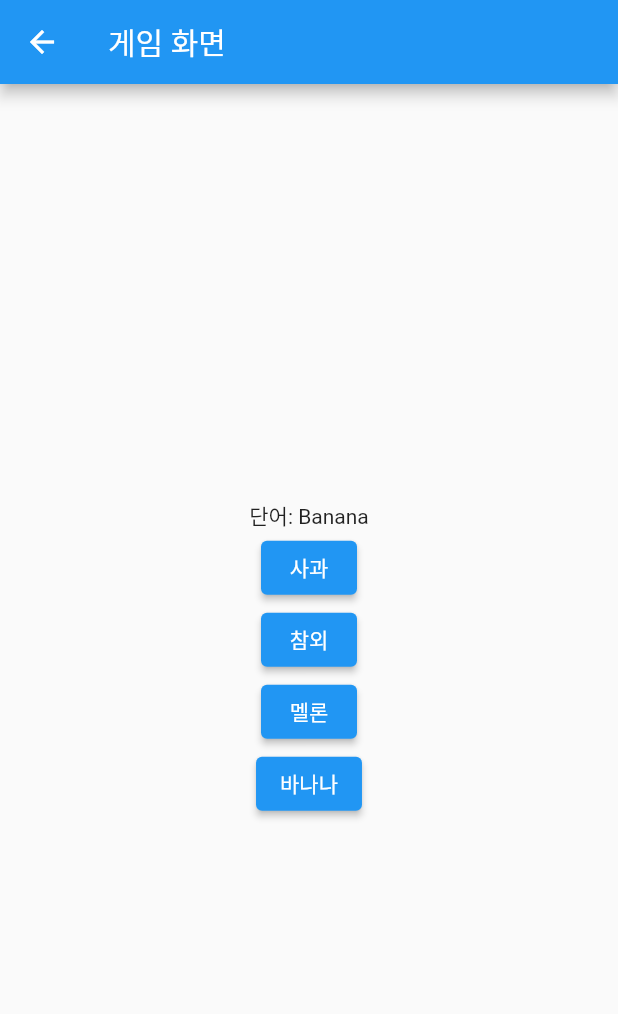
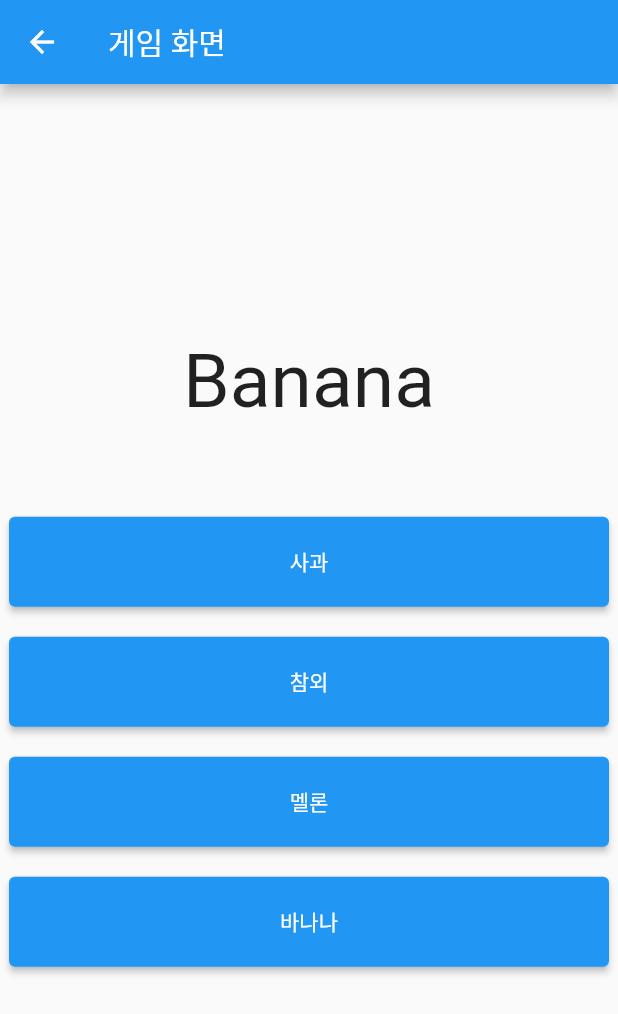
Before and after one commit to changwann/crave_week1, a Flutter app: the screen it shows after launch, after a tap on "게임 시작", on a phone screen of 412 x 824 dp. Shown: the top 1014 px of the screen. Run offline on Flutter 3.47's test engine with Material 2 defaults, Android fonts, the light colour scheme and no system bars.

Commit message:
word quiz

```diff
--- a/lib/game.dart
+++ b/lib/game.dart
@@ -29,23 +29,32 @@ class _GameScreenState extends State<GameScreen> {
   void setQuestion() {
     currentQuestion =
         questions.keys.elementAt(Random().nextInt(questions.length));
-    correctAnswer = questions[currentQuestion]![0];
-    currentAnswers = questions[currentQuestion]!;
-    currentAnswers.shuffle();
+    currentAnswers =
+        List<String>.from(questions[currentQuestion]!); // Copy the list
+    correctAnswer = currentAnswers[0]; // Set the correct answer
+    currentAnswers.shuffle(); // Shuffle after setting the correct answer
   }
 
   void checkAnswer(String answer) {
     if (answer == correctAnswer) {
+      ScaffoldMessenger.of(context).showSnackBar(
+        SnackBar(
+          content: Text('정답입니다!'),
+          duration: Duration(milliseconds: 400),
+        ),
+      );
       // Correct answer, show next question
       setState(() {
         setQuestion();
       });
     } else {
       // Wrong answer, show game over screen or some kind of feedback
-      // For simplicity, here we just shuffle the answers again
-      setState(() {
-        currentAnswers.shuffle();
-      });
+      ScaffoldMessenger.of(context).showSnackBar(
+        SnackBar(
+          content: Text('틀린 답변입니다. 다시 시도해주세요.'),
+          duration: Duration(milliseconds: 400),
+        ),
+      );
     }
   }
 
@@ -59,11 +68,23 @@ class _GameScreenState extends State<GameScreen> {
         child: Column(
           mainAxisAlignment: MainAxisAlignment.center,
           children: [
-            Text('단어: $currentQuestion'),
+            Text(
+              currentQuestion,
+              style: TextStyle(fontSize: 50), // Increase the font size
+            ),
+            SizedBox(height: 50), // Add some space
             ...currentAnswers.map((answer) {
-              return ElevatedButton(
-                child: Text(answer),
-                onPressed: () => checkAnswer(answer),
+              return Padding(
+                padding: const EdgeInsets.symmetric(
+                    vertical: 10), // Add some space between buttons
+                child: SizedBox(
+                  width: 400, // Make buttons have same width
+                  height: 60,
+                  child: ElevatedButton(
+                    child: Text(answer),
+                    onPressed: () => checkAnswer(answer),
+                  ),
+                ),
               );
             }).toList(),
           ],
```
